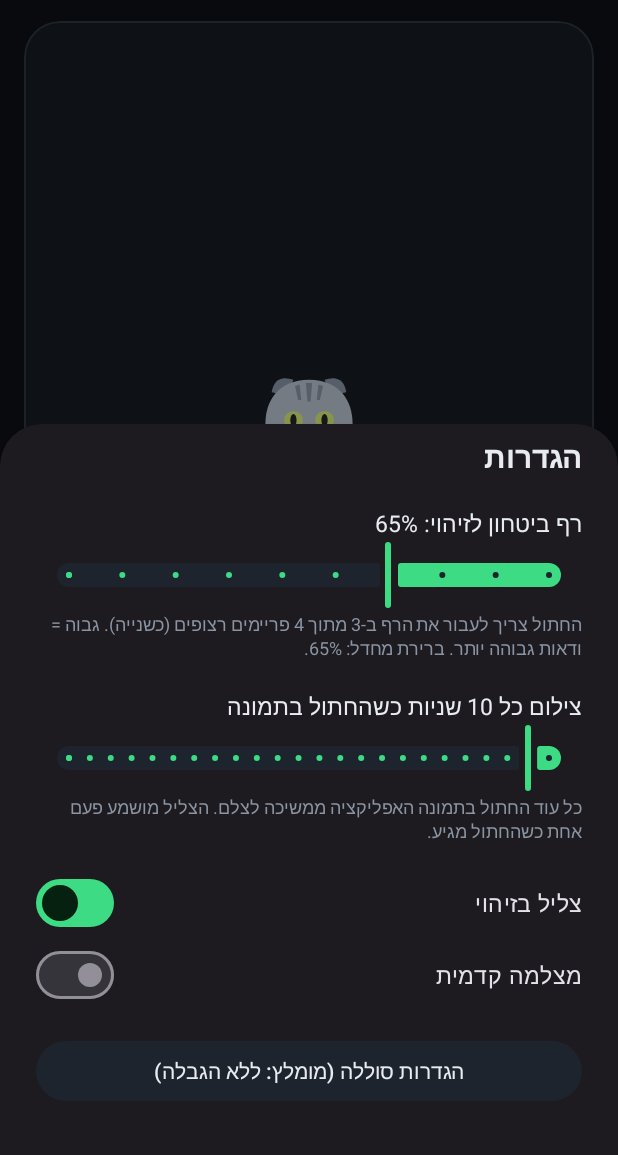
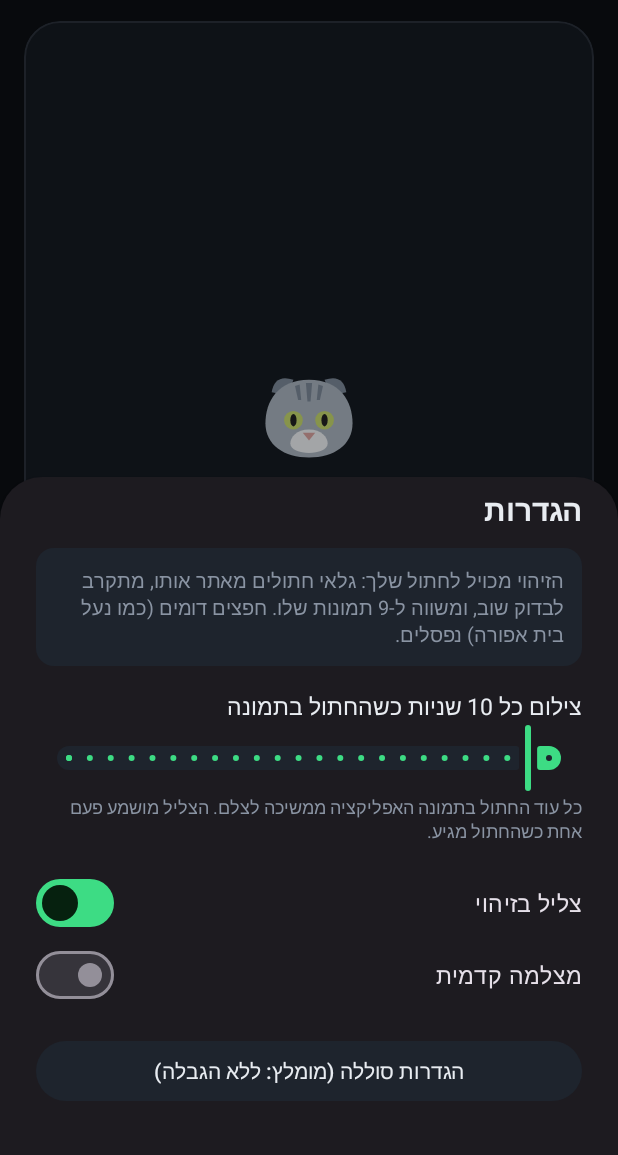
Before and after one commit to captainido/git-practice, an Android app: the screen it shows after launch (MainActivity), after a tap on "הגדרות", on a phone screen of 412 x 824 dp, the part 81-1236 px from its top. Run offline under Robolectric (Android 15) with nearby library versions, the phone set to English and light mode, and no system bars; libraries missing offline, so code that uses them is left out: androidx.camera.core, androidx.camera.view; plain views replace PreviewView; 3 statements that could not run were skipped.

Commit message:
CatCam 2.3: recognize this cat fast, from any angle
Detector-only scoring was both slow (scores of 71-73% hovered at the 65%
threshold) and blind to far/top-down views, while a gray slipper scored
up to 73%. New pipeline, tuned and validated on the owner's 9 photos:

1. Detector proposes candidates (score >= 5%)
2. Zoomed re-check of the candidate (far cat: 50% -> 89%)
3. Fingerprint (MobileNetV3 embedding) vs 9 bundled reference crops
Hit: score >= 50% & similarity >= 0.30, or score >= 25% & similarity >= 0.40.
Confirm instantly when score >= 70% & similarity >= 0.40, else 2 of 3 frames.

Validated with real MediaPipe on simulated live frames: 17/18 cat frames
detected (10 instant), 0/34 non-cat objects (slipper similarity 0.15).
The threshold slider is removed: thresholds now come from this data.

Co-Authored-By: Claude Opus 5.5 <noreply@anthropic.com>
Claude-Session: https://claude.ai/code/session_019CajuSGqygmzNoLetrR2si

```diff
--- a/cat-cam/app/build.gradle.kts
+++ b/cat-cam/app/build.gradle.kts
@@ -11,8 +11,8 @@ android {
         applicationId = "com.yungerman.catcam"
         minSdk = 29
         targetSdk = 35
-        versionCode = 5
-        versionName = "2.2"
+        versionCode = 6
+        versionName = "2.3"
 
         // 64-bit ARM only: MediaPipe ships no 32-bit library, so a 32-bit phone should be
         // refused at install time rather than crash at the first detection.
--- a/cat-cam/app/src/main/java/com/yungerman/catcam/MainActivity.kt
+++ b/cat-cam/app/src/main/java/com/yungerman/catcam/MainActivity.kt
@@ -205,11 +205,11 @@ class MainActivity : AppCompatActivity() {
         val secondsToNext = ((d.nextCaptureAt - System.currentTimeMillis() + 999) / 1000).coerceAtLeast(0)
         detectionChip.visibility = View.VISIBLE
         detectionChip.text = when {
-            d.confirmed && secondsToNext > 0 -> "🐱  חתול זוהה · $percent% · צילום הבא בעוד $secondsToNext ש׳"
-            d.confirmed -> "🐱  חתול זוהה · $percent% · מצלם"
-            d.hit -> "מאמת חתול… $percent%"
-            percent > 0 -> "מחפש חתול… ($percent%)"
-            else -> "מחפש חתול…"
+            d.confirmed && secondsToNext > 0 -> "🐱  זה הוא! · $percent% · צילום הבא בעוד $secondsToNext ש׳"
+            d.confirmed -> "🐱  זה הוא! · $percent% · מצלם"
+            d.hit -> "מאמת שזה הוא… $percent%"
+            percent >= 20 -> "בודק… ($percent%)"
+            else -> "מחפש את החתול…"
         }
         detectionChip.setBackgroundResource(
             when {
@@ -252,15 +252,6 @@ class MainActivity : AppCompatActivity() {
     private fun showSettings() {
         val dialog = BottomSheetDialog(this)
         val view = layoutInflater.inflate(R.layout.sheet_settings, null)
-
-        val confidenceLabel = view.findViewById<TextView>(R.id.confidenceLabel)
-        val confidenceSlider = view.findViewById<Slider>(R.id.confidenceSlider)
-        confidenceSlider.value = prefs.detectionThreshold.toFloat()
-        confidenceLabel.text = "רף ביטחון לזיהוי: ${prefs.detectionThreshold}%"
-        confidenceSlider.addOnChangeListener { _, value, _ ->
-            prefs.detectionThreshold = value.toInt()
-            confidenceLabel.text = "רף ביטחון לזיהוי: ${value.toInt()}%"
-        }
 
         val intervalLabel = view.findViewById<TextView>(R.id.intervalLabel)
         val intervalSlider = view.findViewById<Slider>(R.id.intervalSlider)
--- a/cat-cam/app/src/main/java/com/yungerman/catcam/Prefs.kt
+++ b/cat-cam/app/src/main/java/com/yungerman/catcam/Prefs.kt
@@ -14,11 +14,6 @@ class Prefs(context: Context) {
     var captureIntervalSeconds: Int
         get() = snap(sp.getInt("captureIntervalSec", 10), 5, 120)
         set(v) = sp.edit { putInt("captureIntervalSec", snap(v, 5, 120)) }
-
-    /** Minimum detector score (percent) for a frame to count as "cat". */
-    var detectionThreshold: Int
-        get() = snap(sp.getInt("detectorThreshold", 65), 50, 95)
-        set(v) = sp.edit { putInt("detectorThreshold", snap(v, 50, 95)) }
 
     var useFrontCamera: Boolean
         get() = sp.getBoolean("useFrontCamera", false)
--- /dev/null
+++ b/cat-cam/app/src/main/res/drawable/bg_info.xml
@@ -0,0 +1,5 @@
+<?xml version="1.0" encoding="utf-8"?>
+<shape xmlns:android="http://schemas.android.com/apk/res/android" android:shape="rectangle">
+    <solid android:color="@color/surface_high" />
+    <corners android:radius="12dp" />
+</shape>
--- a/cat-cam/app/src/main/res/layout/sheet_settings.xml
+++ b/cat-cam/app/src/main/res/layout/sheet_settings.xml
@@ -19,33 +19,20 @@
         android:textStyle="bold" />
 
     <TextView
-        android:id="@+id/confidenceLabel"
-        android:layout_width="wrap_content"
-        android:layout_height="wrap_content"
-        android:layout_marginTop="20dp"
-        android:textColor="@color/text"
-        android:textSize="15sp" />
-
-    <com.google.android.material.slider.Slider
-        android:id="@+id/confidenceSlider"
         android:layout_width="match_parent"
         android:layout_height="wrap_content"
-        android:stepSize="5"
-        android:valueFrom="50"
-        android:valueTo="95" />
-
-    <TextView
-        android:layout_width="wrap_content"
-        android:layout_height="wrap_content"
-        android:text="החתול צריך לעבור את הרף ב-3 מתוך 4 פריימים רצופים (כשנייה). גבוה = ודאות גבוהה יותר. ברירת מחדל: 65%."
+        android:layout_marginTop="12dp"
+        android:background="@drawable/bg_info"
+        android:padding="12dp"
+        android:text="הזיהוי מכויל לחתול שלך: גלאי חתולים מאתר אותו, מתקרב לבדוק שוב, ומשווה ל-9 תמונות שלו. חפצים דומים (כמו נעל בית אפורה) נפסלים."
         android:textColor="@color/text_dim"
-        android:textSize="12sp" />
+        android:textSize="13sp" />
 
     <TextView
         android:id="@+id/intervalLabel"
         android:layout_width="wrap_content"
         android:layout_height="wrap_content"
-        android:layout_marginTop="20dp"
+        android:layout_marginTop="16dp"
         android:textColor="@color/text"
         android:textSize="15sp" />
 
```
Also changed, not shown: cat-cam/app/src/main/java/com/yungerman/catcam/CatCamService.kt (+65 -21 lines), cat-cam/app/src/main/java/com/yungerman/catcam/CatDetector.kt (+4 -4 lines), cat-cam/app/src/main/java/com/yungerman/catcam/CatIdentifier.kt (added, +48 -0 lines), cat-cam/app/src/main/assets/ref/1-lying.jpg (added), cat-cam/app/src/main/assets/ref/2-chair.jpg (added), cat-cam/app/src/main/assets/ref/3-sitting.jpg (added), cat-cam/app/src/main/assets/ref/4-rug.jpg (added), cat-cam/app/src/main/assets/ref/5-dark.jpg (added), cat-cam/app/src/main/assets/ref/A-side.jpg (added), cat-cam/app/src/main/assets/ref/B-behind.jpg (added), cat-cam/app/src/main/assets/ref/C-topdown.jpg (added), cat-cam/app/src/main/assets/ref/D-far.jpg (added), 3 other files.
